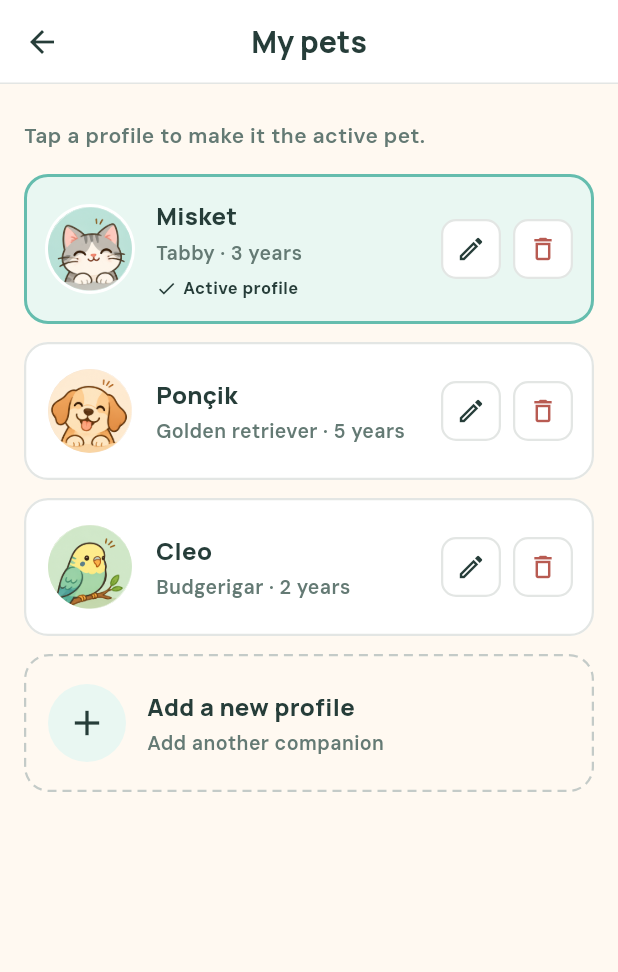
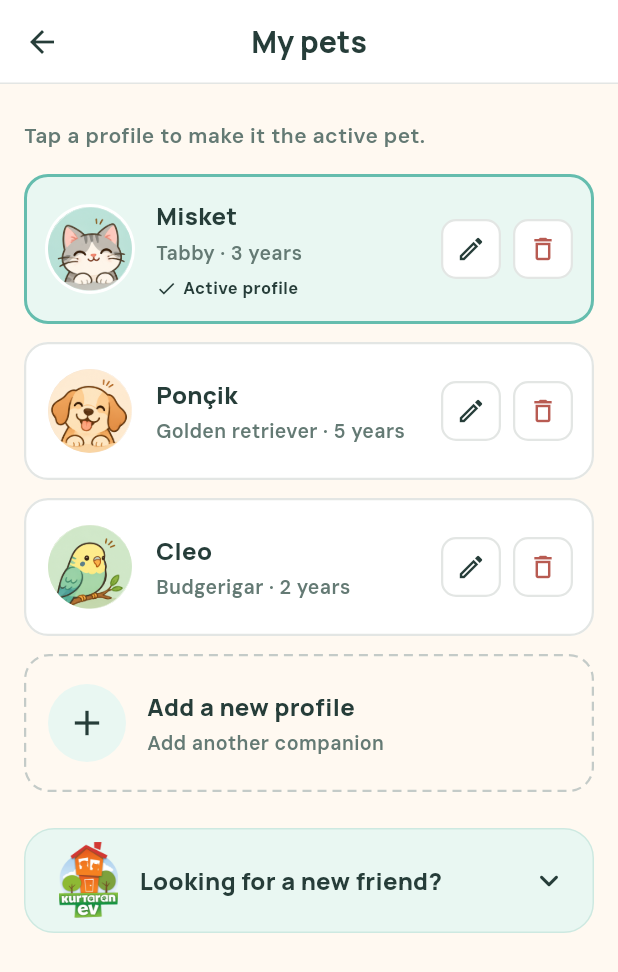
Before and after one commit to betlm/cs310-project, a Flutter app: the MyPetsScreen screen opened directly, on a phone screen of 412 x 824 dp. Shown: the top 972 px of the screen. Run offline on Flutter 3.47's test engine with Material 3 defaults, Android fonts, the phone set to English and light mode, and no system bars; our stand-ins replace image_picker.

Commit message:
feat: add Kurtaran Ev adoption and donation section

```diff
--- a/lib/screens/pets/my_pets_screen.dart
+++ b/lib/screens/pets/my_pets_screen.dart
@@ -8,6 +8,9 @@ import '../../theme/app_colors.dart';
 import '../../theme/app_spacing.dart';
 import '../../widgets/empty_state.dart';
 import 'pet_details_sheet.dart';
+import 'adoption_screen.dart';
+import 'donation_screen.dart';
+import 'widgets/rescue_home_section.dart';
 import 'widgets/pet_list_card.dart';
 
 /// Bottom navigation tab: Pets
@@ -66,7 +69,7 @@ class _MyPetsScreenState extends State<MyPetsScreen> {
           AppSpacing.lg,
         ),
         // the text at the top and the "Add" card at the bottom.
-        itemCount: samplePets.length + 2,
+        itemCount: samplePets.length + 3,
         itemBuilder: (context, index) {
           // First row - the short explanation
           if (index == 0) {
@@ -85,8 +88,27 @@ class _MyPetsScreenState extends State<MyPetsScreen> {
 
           // Last row-the dashed "Add a new profile" card
           if (index == samplePets.length + 1) {
-            return _AddPetCard(
-              onTap: () => _openScreen(AppRoutes.petForm),
+            return _AddPetCard(onTap: () => _openScreen(AppRoutes.petForm));
+          }
+          // Kurtaran Ev section
+          if (index == samplePets.length + 2) {
+            return RescueHomeSection(
+              onAdopt: () {
+                Navigator.push(
+                  context,
+                  MaterialPageRoute<void>(
+                    builder: (_) => const AdoptionScreen(),
+                  ),
+                );
+              },
+              onDonate: () {
+                Navigator.push(
+                  context,
+                  MaterialPageRoute<void>(
+                    builder: (_) => const DonationScreen(),
+                  ),
+                );
+              },
             );
           }
 
@@ -112,10 +134,8 @@ class _MyPetsScreenState extends State<MyPetsScreen> {
         scrolledUnderElevation: 0,
         centerTitle: true,
         // Thin grey line under the app bar.
-        shape:  Border(
-          bottom: BorderSide(color: AppColors.cardBorder),
-        ),
-        title:  Text(
+        shape: Border(bottom: BorderSide(color: AppColors.cardBorder)),
+        title: Text(
           'My pets',
           style: TextStyle(
             fontFamily: 'Manrope',
@@ -149,13 +169,13 @@ class _AddPetCard extends StatelessWidget {
           padding: const EdgeInsets.symmetric(horizontal: 16, vertical: 20),
           child: Row(
             children: [
-               CircleAvatar(
+              CircleAvatar(
                 radius: 26,
                 backgroundColor: AppColors.lightMint,
                 child: Icon(Icons.add, color: AppColors.darkGreen, size: 28),
               ),
               const SizedBox(width: 14),
-               Expanded(
+              Expanded(
                 child: Column(
                   crossAxisAlignment: CrossAxisAlignment.start,
                   children: [
@@ -187,7 +207,6 @@ class _AddPetCard extends StatelessWidget {
     );
   }
 }
-
 
 /// used also home page  it is func for dash lines
 /// Draws a dashed, rounded border: short lines with gaps
--- /dev/null
+++ b/lib/screens/pets/widgets/rescue_home_section.dart
@@ -0,0 +1,212 @@
+
+import 'package:flutter/material.dart';
+
+import '../../../theme/app_colors.dart';
+import '../../../theme/app_spacing.dart';
+import '../../../theme/app_text_styles.dart';
+
+class RescueHomeSection extends StatefulWidget {
+  final VoidCallback onAdopt;
+  final VoidCallback onDonate;
+
+  const RescueHomeSection({
+    super.key,
+    required this.onAdopt,
+    required this.onDonate,
+  });
+
+  @override
+  State<RescueHomeSection> createState() =>
+      _RescueHomeSectionState();
+}
+
+class _RescueHomeSectionState extends State<RescueHomeSection> {
+  bool _isExpanded = false;
+
+  @override
+  Widget build(BuildContext context) {
+    return Container(
+      margin: const EdgeInsets.only(top: AppSpacing.lg),
+      decoration: BoxDecoration(
+        color: AppColors.lightMint,
+        borderRadius: BorderRadius.circular(
+          AppSpacing.radiusLarge,
+        ),
+        border: Border.all(color: AppColors.mintBorder),
+      ),
+      child: Column(
+        children: [
+          // Tap to expand or collapse
+          InkWell(
+            borderRadius: BorderRadius.circular(
+              AppSpacing.radiusLarge,
+            ),
+            onTap: () {
+              setState(() {
+                _isExpanded = !_isExpanded;
+              });
+            },
+            child: Padding(
+              padding: const EdgeInsets.symmetric(
+                horizontal: AppSpacing.md,
+                vertical: AppSpacing.sm,
+                ),
+              child: Row(
+                children: [
+                  // Kurtaran Ev logo
+                  Image.asset(
+                    'assets/images/kurtaran_ev_logo.png',
+                    width: 52,
+                    height: 52,
+                    fit: BoxFit.contain,
+                    errorBuilder: (context, error, stackTrace) {
+                      return Icon(
+                        Icons.pets_outlined,
+                        size: 40,
+                        color: AppColors.primary,
+                      );
+                    },
+                  ),
+
+                  const SizedBox(width: AppSpacing.sm),
+
+                  Expanded(
+                    child: Text(
+                      'Looking for a new friend?',
+                      style: AppTextStyles.headingSmall.copyWith(
+                        fontSize: 16,
+                        fontWeight: FontWeight.w800,
+                      ),
+                    ),
+                  ),
+
+                  const SizedBox(width: AppSpacing.sm),
+
+                  AnimatedRotation(
+                    turns: _isExpanded ? 0.5 : 0,
+                    duration: const Duration(milliseconds: 250),
+                    child: Icon(
+                      Icons.keyboard_arrow_down_rounded,
+                      color: AppColors.darkGreen,
+                      size: 26,
+                    ),
+                  ),
+                ],
+              ),
+            ),
+          ),
+
+          // Content shown when expanded
+          AnimatedSize(
+            duration: const Duration(milliseconds: 250),
+            curve: Curves.easeInOut,
+            alignment: Alignment.topCenter,
+            child: _isExpanded
+                ? Padding(
+                    padding: const EdgeInsets.fromLTRB(
+                      AppSpacing.md,
+                      0,
+                      AppSpacing.md,
+                      AppSpacing.md,
+                    ),
+                    child: Column(
+                      children: [
+                        Text(
+                          'Adopt a pet or support shelter '
+                          'animals at Kurtaran Ev.',
+                          textAlign: TextAlign.center,
+                          style: AppTextStyles.bodyMedium.copyWith(
+                            fontWeight: FontWeight.w600,
+                            height: 1.4,
+                          ),
+                        ),
+
+                        const SizedBox(height: AppSpacing.lg),
+
+                        Row(
+                          children: [
+                            Expanded(
+                              child: _RescueActionButton(
+                                label: 'Adopt',
+                                icon: Icons.pets_outlined,
+                                isPrimary: true,
+                                onPressed: widget.onAdopt,
+                              ),
+                            ),
+
+                            const SizedBox(width: AppSpacing.sm),
+
+                            Expanded(
+                              child: _RescueActionButton(
+                                label: 'Donate',
+                                icon: Icons.volunteer_activism_outlined,
+                                isPrimary: false,
+                                onPressed: widget.onDonate,
+                              ),
+                            ),
+                          ],
+                        ),
+                      ],
+                    ),
+                  )
+                : const SizedBox(width: double.infinity),
+          ),
+        ],
+      ),
+    );
+  }
+}
+
+class _RescueActionButton extends StatelessWidget {
+  final String label;
+  final IconData icon;
+  final bool isPrimary;
+  final VoidCallback onPressed;
+
+  const _RescueActionButton({
+    required this.label,
+    required this.icon,
+    required this.isPrimary,
+    required this.onPressed,
+  });
+
+  @override
+  Widget build(BuildContext context) {
+    final textColor = isPrimary
+        ? AppColors.ink
+        : AppColors.darkGreen;
+
+    return SizedBox(
+      height: 48,
+      child: OutlinedButton.icon(
+        onPressed: onPressed,
+        icon: Icon(icon, size: 20),
+        label: Text(
+          label,
+          style: AppTextStyles.button.copyWith(
+            color: textColor,
+          ),
+        ),
+        style: OutlinedButton.styleFrom(
+          backgroundColor: isPrimary
+              ? AppColors.primary
+              : AppColors.white,
+          foregroundColor: textColor,
+          side: BorderSide(
+            color: isPrimary
+                ? AppColors.primary
+                : AppColors.mintBorder,
+          ),
+          padding: const EdgeInsets.symmetric(
+            horizontal: AppSpacing.sm,
+          ),
+          shape: RoundedRectangleBorder(
+            borderRadius: BorderRadius.circular(
+              AppSpacing.radiusMedium,
+            ),
+          ),
+        ),
+      ),
+    );
+  }
+}
```
Also changed, not shown: lib/screens/pets/adoption_screen.dart (added, +57 -0 lines), lib/screens/pets/donation_screen.dart (added, +57 -0 lines), assets/images/kurtaran_ev_logo.png (added).
